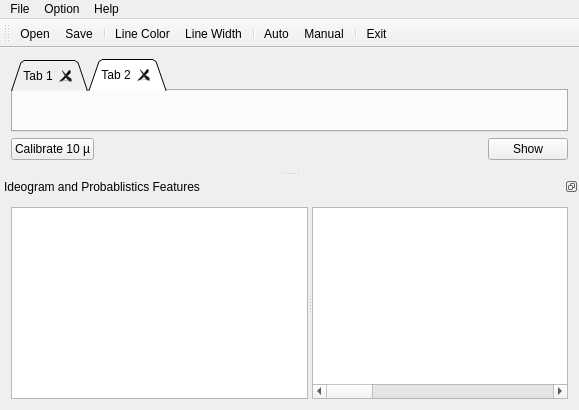
Above: mainwindow.ui from dare5421/MasterMeasure before the change. Below: the same form after it.
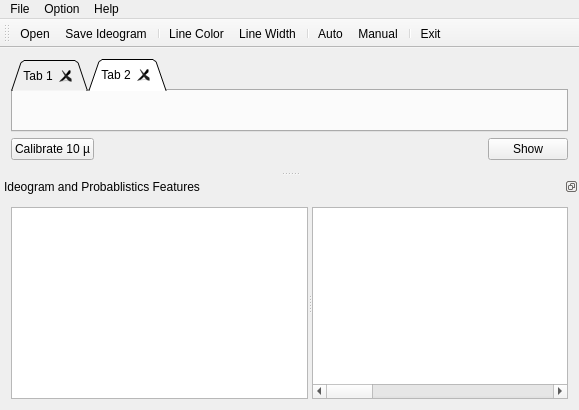
That is the form after the change. Icons and pictures are not drawn.

Commit message: initilization to  save a tab

The edit to the form file:
```diff
--- a/mainwindow.ui
+++ b/mainwindow.ui
@@ -347,7 +347,7 @@
      <normaloff>:/image/floppy.png</normaloff>:/image/floppy.png</iconset>
    </property>
    <property name="text">
-    <string>Save</string>
+    <string>Save Ideogram</string>
    </property>
    <property name="shortcut">
     <string>Ctrl+S</string>
```
Left out of the diff: 6 changed lines with no effect on the pictures. The commit also changes 5 other files.
